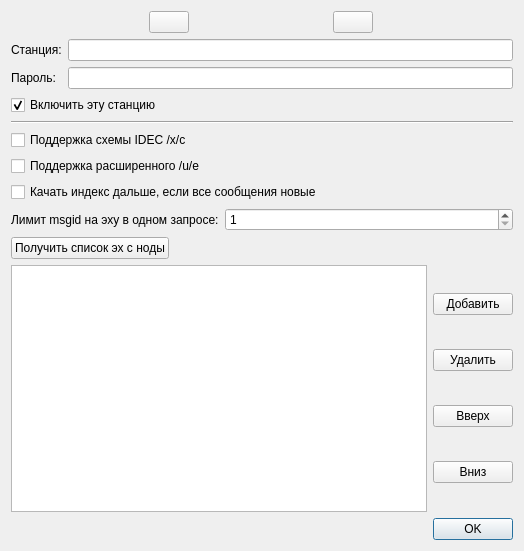
idec-net/cutiefeed, file qtgui-files/stations.ui: the form before one commit.
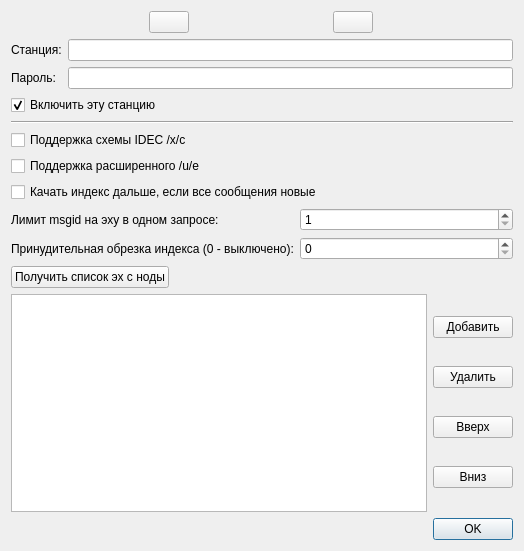
The form after the commit. Icons and pictures are not drawn.

```diff
--- a/qtgui-files/stations.ui
+++ b/qtgui-files/stations.ui
@@ -173,13 +173,32 @@
           </property>
          </widget>
         </item>
-        <item row="1" column="0">
+        <item row="2" column="0">
          <widget class="QPushButton" name="pushButton_5">
           <property name="text">
            <string>Получить список эх с ноды</string>
           </property>
          </widget>
         </item>
+        <item row="1" column="0">
+         <widget class="QLabel" name="label_4">
+          <property name="toolTip">
+           <string>&lt;html&gt;&lt;head/&gt;&lt;body&gt;&lt;p&gt;Если используется сервер без поддержки расширенного /u/e, то настройка гарантирует, что будет получено не более N сообщений.&lt;/p&gt;
+
+&lt;p&gt;К примеру, в эхе 10 000 сообщений. В поле указываете 50. При первом скачивании клиент скачает не всю эху, а только последние 50 сообщений. В дальнейшем он не будет скачивать больше 50, даже если сервер подсунет более объёмный индекс.&lt;/p&gt;&lt;/body&gt;&lt;/html&gt;</string>
+          </property>
+          <property name="text">
+           <string>Принудительная обрезка индекса (0 - выключено):</string>
+          </property>
+         </widget>
+        </item>
+        <item row="1" column="1">
+         <widget class="QSpinBox" name="spinBox_2">
+          <property name="maximum">
+           <number>40000</number>
+          </property>
+         </widget>
+        </item>
        </layout>
       </item>
       <item>
```
